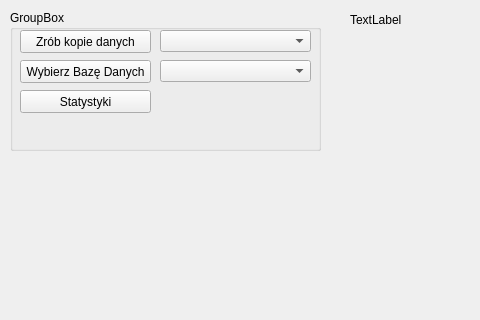
Astropl/OptiBase, file Ustawienia/ustawienia.ui: the form before one commit; both pictures show x 0 to 480 and y 0 to 320 of the 800 by 600 pixel window.
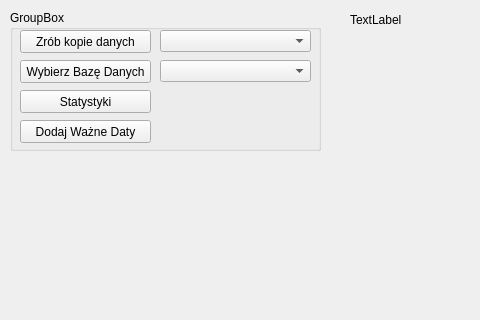
The form after the commit.

The edit to the form file:
```diff
--- a/Ustawienia/ustawienia.ui
+++ b/Ustawienia/ustawienia.ui
@@ -111,6 +111,19 @@
       </rect>
      </property>
     </widget>
+    <widget class="QPushButton" name="pushButton_5">
+     <property name="geometry">
+      <rect>
+       <x>10</x>
+       <y>110</y>
+       <width>131</width>
+       <height>23</height>
+      </rect>
+     </property>
+     <property name="text">
+      <string>Dodaj Ważne Daty</string>
+     </property>
+    </widget>
    </widget>
   </widget>
   <widget class="QMenuBar" name="menubar">
```
